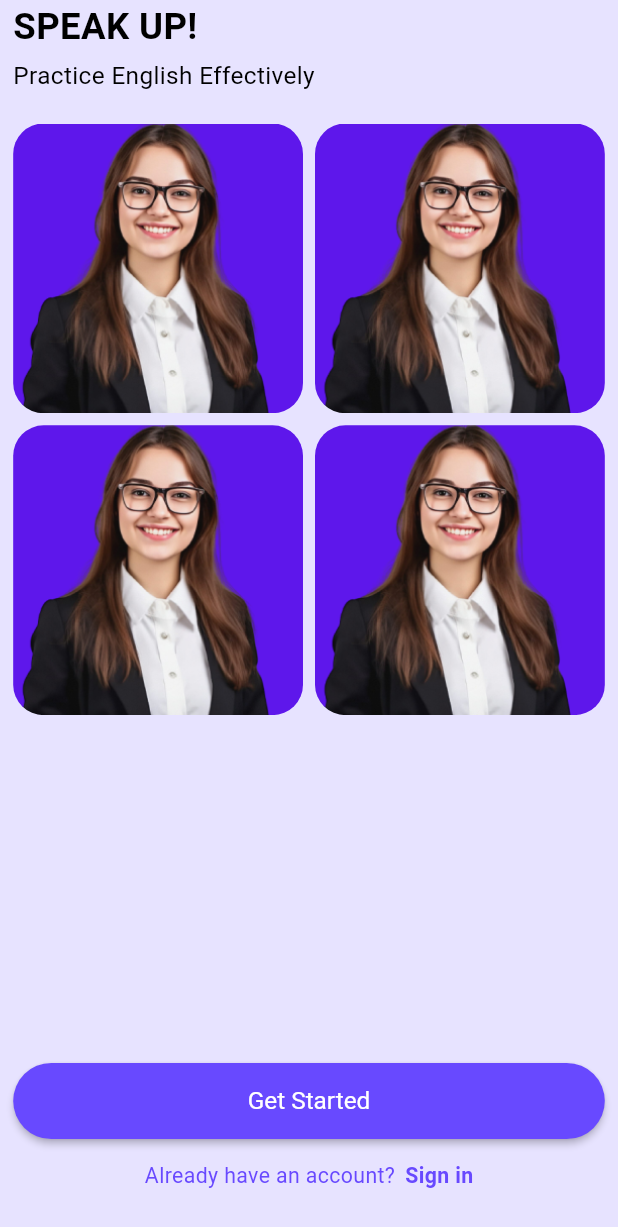
After one commit to FrancisIje/speakup, a Flutter app: the screen it shows after launch, after a tap on "Sign up", on a phone screen of 412 x 824 dp. The commit adds this screen. Shown: the top 1227 px of the screen. Run offline on Flutter 3.47's test engine with Material 2 defaults, Android fonts, the phone set to English and light mode, and no system bars; our stand-ins replace another_flutter_splash_screen, flutter_screenutil.

Commit message:
login and get started

```diff
--- a/lib/main.dart
+++ b/lib/main.dart
@@ -1,5 +1,6 @@
 import 'package:flutter/material.dart';
 import 'package:flutter_screenutil/flutter_screenutil.dart';
+import 'package:speakup/screens/get_started/getstarted.dart';
 // import 'package:provider/provider.dart';
 import 'package:speakup/screens/login/loginscreen.dart';
 import 'package:speakup/screens/splash/splashscreen.dart';
@@ -26,8 +27,8 @@ class SpeakUpApp extends StatelessWidget {
             routes: {
               AppRouteConstants.loginRouteName: (context) =>
                   const LoginScreen(),
-              // AppRouteConstants.onboarding1RouteName: (context) =>
-              //     const OnboardingScreen1(),
+              AppRouteConstants.getStartedRouteName: (context) =>
+                  const GetStartedScreen(),
               // AppRouteConstants.onboarding4RouteName: (context) =>
               //     const OnboardingScreen4(),
               // AppRouteConstants.onboarding3RouteName: (context) =>
--- /dev/null
+++ b/lib/screens/get_started/getstarted.dart
@@ -0,0 +1,152 @@
+import 'package:flutter/material.dart';
+import 'package:flutter_screenutil/flutter_screenutil.dart';
+import 'package:speakup/utils/app_route_const.dart';
+import 'package:speakup/utils/responsive.dart';
+
+class GetStartedScreen extends StatelessWidget {
+  const GetStartedScreen({super.key});
+
+  @override
+  Widget build(BuildContext context) {
+    return Scaffold(
+      body: SafeArea(
+        child: Padding(
+            padding: EdgeInsets.symmetric(horizontal: 8.w),
+            child: Column(
+              crossAxisAlignment: CrossAxisAlignment.start,
+              children: [
+                Text(
+                  "SPEAK UP!",
+                  style:
+                      TextStyle(fontSize: 24.sp, fontWeight: FontWeight.w700),
+                ),
+                SizedBox(
+                  height: 4.h,
+                ),
+                Text(
+                  "Practice English Effectively",
+                  style:
+                      TextStyle(fontSize: 16.sp, fontWeight: FontWeight.w400),
+                ),
+                SizedBox(
+                  height: 20.h,
+                ),
+                SizedBox(
+                  height: appHeight(context) * 0.6,
+                  child: GridView(
+                    gridDelegate:
+                        const SliverGridDelegateWithFixedCrossAxisCount(
+                            crossAxisSpacing: 8.0,
+                            mainAxisSpacing: 8.0,
+                            crossAxisCount: 2),
+                    // padding: EdgeInsets.symmetric(vertical: 10.h),
+                    children: [
+                      ClipRRect(
+                        borderRadius: BorderRadius.circular(20.r),
+                        child: SizedBox(
+                          width: double.maxFinite,
+                          child: Image.asset(
+                            "images/womanpurple.png",
+                            fit: BoxFit.cover,
+                          ),
+                        ),
+                      ),
+                      ClipRRect(
+                        borderRadius: BorderRadius.circular(20.r),
+                        child: SizedBox(
+                          width: double.maxFinite,
+                          child: Image.asset(
+                            "images/womanpurple.png",
+                            fit: BoxFit.cover,
+                          ),
+                        ),
+                      ),
+                      ClipRRect(
+                        borderRadius: BorderRadius.circular(20.r),
+                        child: SizedBox(
+                          width: double.maxFinite,
+                          child: Image.asset(
+                            "images/womanpurple.png",
+                            fit: BoxFit.cover,
+                          ),
+                        ),
+                      ),
+                      ClipRRect(
+                        borderRadius: BorderRadius.circular(20.r),
+                        child: SizedBox(
+                          width: double.maxFinite,
+                          child: Image.asset(
+                            "images/womanpurple.png",
+                            fit: BoxFit.cover,
+                          ),
+                        ),
+                      ),
+                    ],
+                  ),
+                ),
+                const Expanded(child: SizedBox()),
+                ElevatedButton(
+                  onPressed: () {
+                    // Navigator.of(context).push(MaterialPageRoute(
+                    //   builder: (context) => SignUpScreen(),
+                    // ));
+                  },
+                  style: ButtonStyle(
+                    backgroundColor: const MaterialStatePropertyAll(
+                        Color.fromRGBO(104, 73, 255, 1)),
+                    fixedSize:
+                        MaterialStatePropertyAll(Size(double.maxFinite, 50.h)),
+                    shape: const MaterialStatePropertyAll(
+                        RoundedRectangleBorder(
+                            borderRadius: BorderRadius.horizontal(
+                                left: Radius.circular(40),
+                                right: Radius.circular(40)))),
+                  ),
+                  child: Text(
+                    "Get Started",
+                    style: TextStyle(
+                        color: Colors.white,
+                        fontWeight: FontWeight.w400,
+                        fontSize: 16.sp),
+                  ),
+                ),
+                SizedBox(
+                  height: 14.h,
+                ),
+                Row(
+                  mainAxisAlignment: MainAxisAlignment.center,
+                  children: [
+                    Text(
+                      "Already have an account?",
+                      style: TextStyle(
+                          color: const Color.fromRGBO(104, 73, 255, 1),
+                          fontSize: 14.sp,
+                          fontWeight: FontWeight.w400),
+                    ),
+                    SizedBox(
+                      width: 6.w,
+                    ),
+                    GestureDetector(
+                      onTap: () {
+                        Navigator.of(context)
+                            .popAndPushNamed(AppRouteConstants.loginRouteName);
+                      },
+                      child: Text(
+                        "Sign in",
+                        style: TextStyle(
+                            color: const Color.fromRGBO(104, 73, 255, 1),
+                            fontSize: 14.sp,
+                            fontWeight: FontWeight.w700),
+                      ),
+                    )
+                  ],
+                ),
+                SizedBox(
+                  height: 30.h,
+                ),
+              ],
+            )),
+      ),
+    );
+  }
+}
--- a/lib/screens/login/loginscreen.dart
+++ b/lib/screens/login/loginscreen.dart
@@ -1,5 +1,6 @@
 import 'package:flutter/material.dart';
 import 'package:flutter_screenutil/flutter_screenutil.dart';
+import 'package:speakup/screens/get_started/getstarted.dart';
 
 import 'package:speakup/utils/app_route_const.dart';
 import 'package:speakup/utils/responsive.dart';
@@ -55,7 +56,7 @@ class _LoginScreenState extends State<LoginScreen> {
                     ClipRRect(
                       borderRadius: BorderRadius.circular(20.r),
                       child: SizedBox(
-                        height: appHeight(context) * 0.38,
+                        height: appHeight(context) * 0.37,
                         width: double.maxFinite,
                         child: Image.asset(
                           "images/womanpurple.png",
@@ -68,7 +69,6 @@ class _LoginScreenState extends State<LoginScreen> {
                     ),
                     TextFormField(
                       controller: emailTextController,
-                      obscureText: obsureText,
                       decoration: InputDecoration(
                           hintStyle: const TextStyle(color: Color(0xFF777777)),
                           hintText: "Email address",
@@ -114,11 +114,7 @@ class _LoginScreenState extends State<LoginScreen> {
                       height: 14.h,
                     ),
                     ElevatedButton(
-                        onPressed: () {
-                          // Navigator.of(context).push(MaterialPageRoute(
-                          //   builder: (context) => SignUpScreen(),
-                          // ));
-                        },
+                      onPressed: () {},
                       style: ButtonStyle(
                         backgroundColor: const MaterialStatePropertyAll(
                             Color.fromRGBO(104, 73, 255, 1)),
@@ -136,7 +132,8 @@ class _LoginScreenState extends State<LoginScreen> {
                             color: Colors.white,
                             fontWeight: FontWeight.w400,
                             fontSize: 16.sp),
-                        )),
+                      ),
+                    ),
                     SizedBox(
                       height: 14.h,
                     ),
@@ -153,12 +150,19 @@ class _LoginScreenState extends State<LoginScreen> {
                         SizedBox(
                           width: 6.w,
                         ),
-                        Text(
+                        GestureDetector(
+                          onTap: () {
+                            Navigator.of(context).push(MaterialPageRoute(
+                              builder: (context) => const GetStartedScreen(),
+                            ));
+                          },
+                          child: Text(
                             "Sign up",
                             style: TextStyle(
                                 color: const Color.fromRGBO(104, 73, 255, 1),
                                 fontSize: 14.sp,
                                 fontWeight: FontWeight.w700),
+                          ),
                         )
                       ],
                     )
--- a/lib/utils/app_route_const.dart
+++ b/lib/utils/app_route_const.dart
@@ -2,7 +2,7 @@ class AppRouteConstants {
   static const homeRouteName = "/home";
   static const loginRouteName = "/login";
   static const signupRouteName = "/signup";
-  static const onboarding1RouteName = "/onboarding1";
+  static const getStartedRouteName = "/getStarted";
   static const onboarding2RouteName = "/onboarding2";
   static const onboarding3RouteName = "/onboarding3";
   static const onboarding4RouteName = "/onboarding4";
```
Lines whose indentation alone changed are shown as unchanged.
